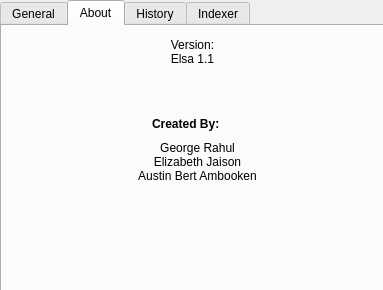
georgerahul24/MagicForElsa, file PYQt5Layouts/settingspage.ui: the form before one commit.
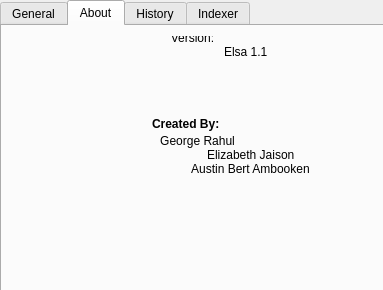
The form after the commit. The open tabs and pages were chosen to show the change.

```diff
--- a/PYQt5Layouts/settingspage.ui
+++ b/PYQt5Layouts/settingspage.ui
@@ -111,7 +111,8 @@
       </property>
       <property name="text">
        <string>Version:
-Elsa 1.1</string>
+                                Elsa 1.1
+                            </string>
       </property>
       <property name="alignment">
        <set>Qt::AlignCenter</set>
@@ -128,8 +129,9 @@
       </property>
       <property name="text">
        <string>George Rahul
-Elizabeth Jaison
-Austin Bert Ambooken</string>
+                                Elizabeth Jaison
+                                Austin Bert Ambooken
+                            </string>
       </property>
       <property name="alignment">
        <set>Qt::AlignCenter</set>
```
Lines whose indentation alone changed are shown as unchanged.
